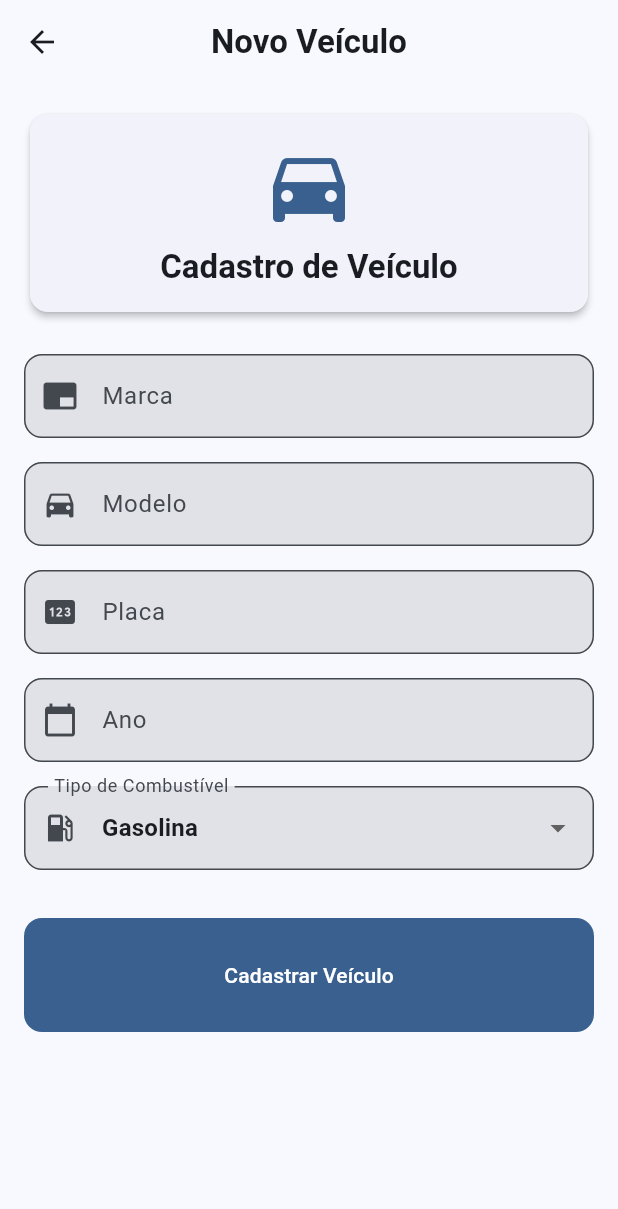
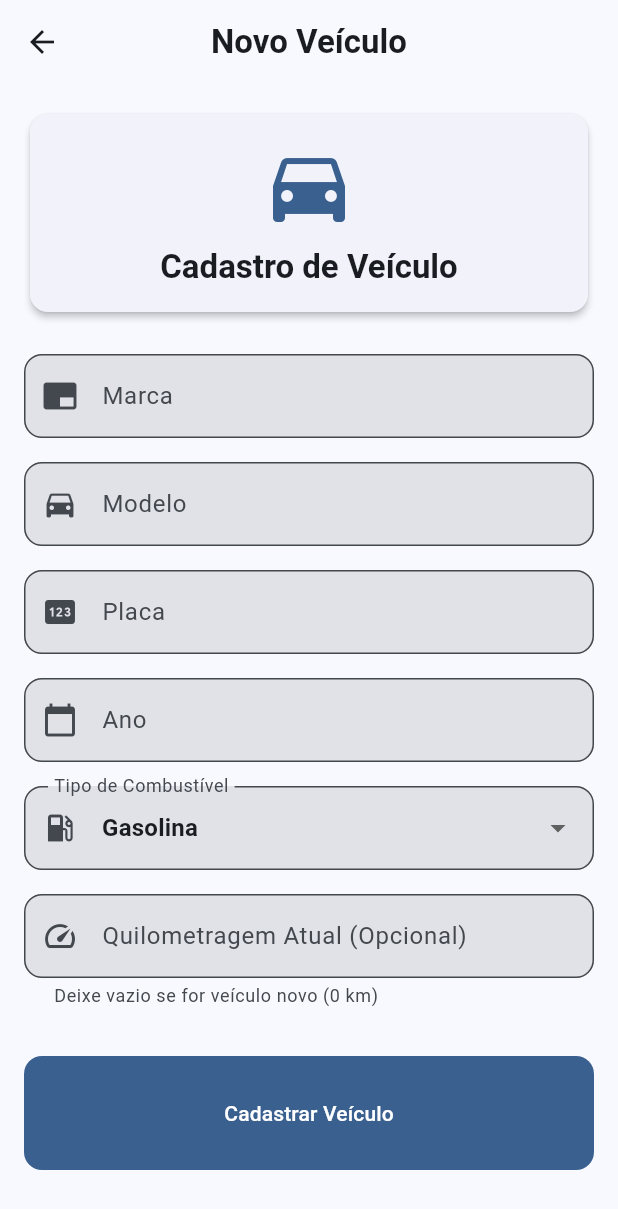
Before and after one commit to FelipeMotaVerissimo/App-Abastecimento, a Flutter app: the CadastroVeiculoScreen screen opened directly, on a phone screen of 412 x 824 dp. Shown: the top 1209 px of the screen. Run offline on Flutter 3.47's test engine with Material 3 defaults, Android fonts, the phone set to English and light mode, and no system bars; our stand-ins replace cloud_firestore, firebase_auth, firebase_core; accounts and stored records are empty.

Commit message:
style(theme): tema customizado e navegação, botão de ação rapida e Kilometragem

```diff
--- a/lib/models/veiculo.dart
+++ b/lib/models/veiculo.dart
@@ -6,6 +6,7 @@ class Veiculo {
   final int ano;
   final String tipoCombustivel;
   final String userId;
+  final double quilometragemAtual; // ← NOVO CAMPO
 
   Veiculo({
     this.id,
@@ -15,6 +16,7 @@ class Veiculo {
     required this.ano,
     required this.tipoCombustivel,
     required this.userId,
+    this.quilometragemAtual = 0, // ← VALOR PADRÃO
   });
 
   // Converter para Map (para salvar no Firestore)
@@ -26,6 +28,7 @@ class Veiculo {
       'ano': ano,
       'tipoCombustivel': tipoCombustivel,
       'userId': userId,
+      'quilometragemAtual': quilometragemAtual, // ← ADICIONAR
     };
   }
 
@@ -39,6 +42,7 @@ class Veiculo {
       ano: map['ano'] ?? 0,
       tipoCombustivel: map['tipoCombustivel'] ?? '',
       userId: map['userId'] ?? '',
+      quilometragemAtual: (map['quilometragemAtual'] ?? 0).toDouble(), // ← ADICIONAR
     );
   }
 
@@ -51,6 +55,7 @@ class Veiculo {
     int? ano,
     String? tipoCombustivel,
     String? userId,
+    double? quilometragemAtual, // ← ADICIONAR
   }) {
     return Veiculo(
       id: id ?? this.id,
@@ -60,6 +65,7 @@ class Veiculo {
       ano: ano ?? this.ano,
       tipoCombustivel: tipoCombustivel ?? this.tipoCombustivel,
       userId: userId ?? this.userId,
+      quilometragemAtual: quilometragemAtual ?? this.quilometragemAtual, // ← ADICIONAR
     );
   }
 }
--- a/lib/providers/abastecimento_provider.dart
+++ b/lib/providers/abastecimento_provider.dart
@@ -47,7 +47,7 @@ class AbastecimentoProvider with ChangeNotifier {
     );
   }
 
-  // Adicionar abastecimento
+// Adicionar abastecimento
   Future<bool> adicionarAbastecimento(Abastecimento abastecimento) async {
     try {
       _errorMessage = null;
@@ -55,6 +55,12 @@ class AbastecimentoProvider with ChangeNotifier {
       notifyListeners();
 
       await _firestoreService.criarAbastecimento(abastecimento);
+
+      // Atualizar quilometragem do veículo
+      await _firestoreService.atualizarQuilometragem(
+        abastecimento.veiculoId,
+        abastecimento.quilometragem,
+      );
 
       _isLoading = false;
       notifyListeners();
--- a/lib/screens/abastecimentos/registro_abastecimento_screen.dart
+++ b/lib/screens/abastecimentos/registro_abastecimento_screen.dart
@@ -173,7 +173,7 @@ class _RegistroAbastecimentoScreenState
                   }
 
                   return DropdownButtonFormField<String>(
-                    value: _veiculoIdSelecionado,
+                    initialValue: _veiculoIdSelecionado,
                     decoration: const InputDecoration(
                       labelText: 'Veículo',
                       prefixIcon: Icon(Icons.directions_car),
@@ -284,7 +284,7 @@ class _RegistroAbastecimentoScreenState
               ),
               const SizedBox(height: 16),
               DropdownButtonFormField<String>(
-                value: _tipoCombustivel,
+                initialValue: _tipoCombustivel,
                 decoration: const InputDecoration(
                   labelText: 'Tipo de Combustível',
                   prefixIcon: Icon(Icons.oil_barrel),
--- a/lib/screens/veiculos/cadastro_veiculo_screen.dart
+++ b/lib/screens/veiculos/cadastro_veiculo_screen.dart
@@ -18,6 +18,7 @@ class _CadastroVeiculoScreenState extends State<CadastroVeiculoScreen> {
   final _marcaController = TextEditingController();
   final _placaController = TextEditingController();
   final _anoController = TextEditingController();
+  final _quilometragemController = TextEditingController();
 
   String _tipoCombustivel = 'Gasolina';
 
@@ -37,6 +38,7 @@ class _CadastroVeiculoScreenState extends State<CadastroVeiculoScreen> {
     _marcaController.dispose();
     _placaController.dispose();
     _anoController.dispose();
+    _quilometragemController.dispose();
     super.dispose();
   }
 
@@ -52,6 +54,9 @@ class _CadastroVeiculoScreenState extends State<CadastroVeiculoScreen> {
         ano: int.parse(_anoController.text),
         tipoCombustivel: _tipoCombustivel,
         userId: authProvider.user!.uid,
+         quilometragemAtual: _quilometragemController.text.isEmpty
+      ? 0
+      : double.parse(_quilometragemController.text),
       );
 
       final success = await veiculoProvider.adicionarVeiculo(veiculo);
@@ -191,7 +196,7 @@ class _CadastroVeiculoScreenState extends State<CadastroVeiculoScreen> {
                 },
               ),
               const SizedBox(height: 16),
-              DropdownButtonFormField<String>(
+DropdownButtonFormField<String>(
                 initialValue: _tipoCombustivel,
                 decoration: const InputDecoration(
                   labelText: 'Tipo de Combustível',
@@ -209,6 +214,21 @@ class _CadastroVeiculoScreenState extends State<CadastroVeiculoScreen> {
                   });
                 },
               ),
+              const SizedBox(height: 16),
+              TextFormField(
+                controller: _quilometragemController,
+                decoration: const InputDecoration(
+                  labelText: 'Quilometragem Atual (Opcional)',
+                  prefixIcon: Icon(Icons.speed),
+                  hintText: 'Ex: 50000',
+                  helperText: 'Deixe vazio se for veículo novo (0 km)',
+                ),
+                keyboardType: TextInputType.number,
+                inputFormatters: [
+                  FilteringTextInputFormatter.digitsOnly,
+                ],
+              ),
+
               const SizedBox(height: 32),
               Consumer<VeiculoProvider>(
                 builder: (context, provider, _) {
--- a/lib/services/firestore_service.dart
+++ b/lib/services/firestore_service.dart
@@ -50,7 +50,12 @@ class FirestoreService {
     // Excluir o veículo
     await _firestore.collection('veiculos').doc(id).delete();
   }
-
+  // Atualizar quilometragem do veículo
+  Future<void> atualizarQuilometragem(String veiculoId, double quilometragem) async {
+    await _firestore.collection('veiculos').doc(veiculoId).update({
+      'quilometragemAtual': quilometragem,
+    });
+  }
   // ========== ABASTECIMENTOS ==========
 
   // Criar abastecimento
```
Also changed, not shown: lib/screens/home_screen.dart (+12 -2 lines), lib/screens/veiculos/veiculos_screen.dart (+7 -0 lines).
